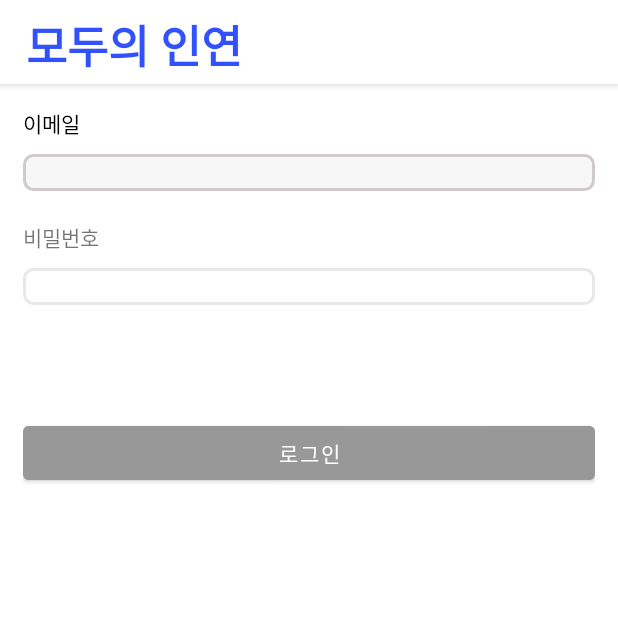
After one commit to ujin-Bang/modoohealing, an Android app: the EmailLoginActivity screen opened directly, with no data from a screen before it, on a phone screen of 412 x 824 dp, the top half of it. The commit adds this screen. Run offline under Robolectric (Android 15) with nearby library versions, the phone set to English and light mode, and no system bars; our stand-ins replace data binding.

Commit message:
이메일로그인 페이지 작업

```diff
--- a/app/src/main/AndroidManifest.xml
+++ b/app/src/main/AndroidManifest.xml
@@ -17,9 +17,12 @@
         android:theme="@style/Theme.Modoohealing"
         tools:targetApi="31">
         <activity
+            android:name=".EmailLoginActivity"
+            android:exported="false" />
+        <activity
             android:name=".SignUpActivity"
             android:exported="false"
-            android:theme="@style/Theme.AppCompat.DayNight.NoActionBar"/>
+            android:theme="@style/Theme.AppCompat.DayNight.NoActionBar" />
         <activity
             android:name=".SplashActivity"
             android:exported="true"
@@ -33,14 +36,14 @@
         <activity
             android:name=".BaseActivity"
             android:exported="false"
-            android:label="@string/title_activity_base"/>
+            android:label="@string/title_activity_base" />
         <activity
             android:name=".LoginActivity"
             android:exported="false"
-            android:theme="@style/Theme.AppCompat.DayNight.NoActionBar"/>
+            android:theme="@style/Theme.AppCompat.DayNight.NoActionBar" />
         <activity
             android:name=".MainActivity"
-            android:exported="false"/>
+            android:exported="false" />
         <activity
             android:name="com.kakao.sdk.auth.AuthCodeHandlerActivity"
             android:exported="true">
--- /dev/null
+++ b/app/src/main/java/com/modoohealing/modo/EmailLoginActivity.kt
@@ -0,0 +1,26 @@
+package com.modoohealing.modo
+
+import androidx.appcompat.app.AppCompatActivity
+import android.os.Bundle
+import androidx.databinding.DataBindingUtil
+import com.modoohealing.modo.databinding.ActivityEmailLoginBinding
+
+class EmailLoginActivity : BaseActivity() {
+
+    lateinit var binding: ActivityEmailLoginBinding
+
+    override fun onCreate(savedInstanceState: Bundle?) {
+        super.onCreate(savedInstanceState)
+        binding = DataBindingUtil.setContentView(this,R.layout.activity_email_login)
+        setupEvents()
+        setValues()
+    }
+
+    override fun setupEvents() {
+
+    }
+
+    override fun setValues() {
+
+    }
+}
--- a/app/src/main/java/com/modoohealing/modo/LoginActivity.kt
+++ b/app/src/main/java/com/modoohealing/modo/LoginActivity.kt
@@ -42,14 +42,16 @@ class LoginActivity : BaseActivity() {
         super.onCreate(savedInstanceState)
         binding = DataBindingUtil.setContentView(this, R.layout.activity_login)
 
-
         setValues()
         setupEvents()
-
 
     }
 
     override fun setupEvents() {
+
+        binding.btnEmailLogin.setOnClickListener {
+            startActivity(Intent(mContext, EmailLoginActivity::class.java))
+        }
 
         binding.btnKakaoLogin.setOnClickListener {
 
--- a/app/src/main/java/com/modoohealing/modo/MainActivity.kt
+++ b/app/src/main/java/com/modoohealing/modo/MainActivity.kt
@@ -10,6 +10,7 @@ import com.modoohealing.modo.bottomusers.UsersFragment
 import com.modoohealing.modo.databinding.ActivityMainBinding
 
 class MainActivity : BaseActivity() {
+
     lateinit var binding: ActivityMainBinding
     private val homeFragment by lazy { HomeFragment() }
     private val usersFragment by lazy { UsersFragment() }
--- /dev/null
+++ b/app/src/main/res/layout/activity_email_login.xml
@@ -0,0 +1,85 @@
+<?xml version="1.0" encoding="utf-8"?>
+<layout>
+    <androidx.constraintlayout.widget.ConstraintLayout xmlns:android="http://schemas.android.com/apk/res/android"
+        xmlns:app="http://schemas.android.com/apk/res-auto"
+        xmlns:tools="http://schemas.android.com/tools"
+        android:layout_width="match_parent"
+        android:layout_height="match_parent"
+        android:padding="15dp"
+        tools:context=".EmailLoginActivity">
+
+        <TextView
+            android:id="@+id/txtLoginEmail"
+            android:text="이메일"
+            android:textColor="@color/black"
+            app:layout_constraintStart_toStartOf="parent"
+            app:layout_constraintTop_toTopOf="parent"
+            android:layout_width="wrap_content"
+            android:layout_height="wrap_content"/>
+
+        <EditText
+            android:id="@+id/edtEmail"
+            app:layout_constraintStart_toStartOf="parent"
+            app:layout_constraintEnd_toEndOf="parent"
+            app:layout_constraintTop_toBottomOf="@id/txtLoginEmail"
+            android:layout_marginTop="10dp"
+            android:inputType="textEmailAddress"
+            android:layout_width="0dp"
+            android:background="@drawable/focus_background"
+            android:layout_height="wrap_content"/>
+
+        <TextView
+            android:id="@+id/txtEmailErrorMSG"
+            app:layout_constraintStart_toStartOf="parent"
+            app:layout_constraintTop_toBottomOf="@id/edtEmail"
+            android:textSize="12sp"
+            android:layout_marginTop="2dp"
+            android:textColor="@color/error"
+            tools:text="이메일을 확인해주세요."
+            android:layout_width="wrap_content"
+            android:layout_height="wrap_content"/>
+
+        <TextView
+            android:id="@+id/txtPw"
+            android:text="비밀번호"
+            app:layout_constraintStart_toStartOf="parent"
+            app:layout_constraintTop_toBottomOf="@id/edtEmail"
+            android:layout_marginTop="20dp"
+            android:layout_width="wrap_content"
+            android:layout_height="wrap_content"/>
+
+        <EditText
+            android:id="@+id/edtPw"
+            app:layout_constraintStart_toStartOf="parent"
+            app:layout_constraintEnd_toEndOf="parent"
+            app:layout_constraintTop_toBottomOf="@id/txtPw"
+            android:layout_marginTop="10dp"
+            android:background="@drawable/focus_background"
+            android:layout_width="0dp"
+            android:layout_height="wrap_content"/>
+
+        <TextView
+            android:id="@+id/txtPwErrorMSG"
+            app:layout_constraintStart_toStartOf="parent"
+            app:layout_constraintTop_toBottomOf="@id/edtPw"
+            android:layout_marginTop="2dp"
+            android:textColor="@color/error"
+            tools:text="비밀번를 확인해주세요."
+            android:textSize="12sp"
+            android:layout_width="wrap_content"
+            android:layout_height="wrap_content"/>
+
+        <Button
+            android:id="@+id/btnLoginConfirm"
+            app:layout_constraintStart_toStartOf="parent"
+            app:layout_constraintEnd_toEndOf="parent"
+            app:layout_constraintBottom_toBottomOf="parent"
+            app:layout_constraintTop_toTopOf="parent"
+            app:layout_constraintVertical_bias="0.3"
+            android:backgroundTint="@color/dark_gray"
+            android:text="로그인"
+            android:layout_width="0dp"
+            android:layout_height="wrap_content"/>
+
+    </androidx.constraintlayout.widget.ConstraintLayout>
+</layout>
--- a/app/src/main/res/layout/activity_login.xml
+++ b/app/src/main/res/layout/activity_login.xml
@@ -138,7 +138,7 @@
         <TextView
             android:id="@+id/btnEmailLogin"
             android:layout_width="40dp"
-            android:text="E"
+            android:text="@string/e"
             android:textStyle="bold"
             android:foreground="?attr/selectableItemBackground"
             android:background="@drawable/email_button_background"
--- a/app/src/main/res/values/strings.xml
+++ b/app/src/main/res/values/strings.xml
@@ -34,6 +34,7 @@
     <string name="txt_bottom_home_title">홈</string>
     <string name="txt_bottom_users_title">맞선회원</string>
     <string name="bottom_mypage_title">마이페이지</string>
+    <string name="e">E</string>
 
 
 </resources>
```
